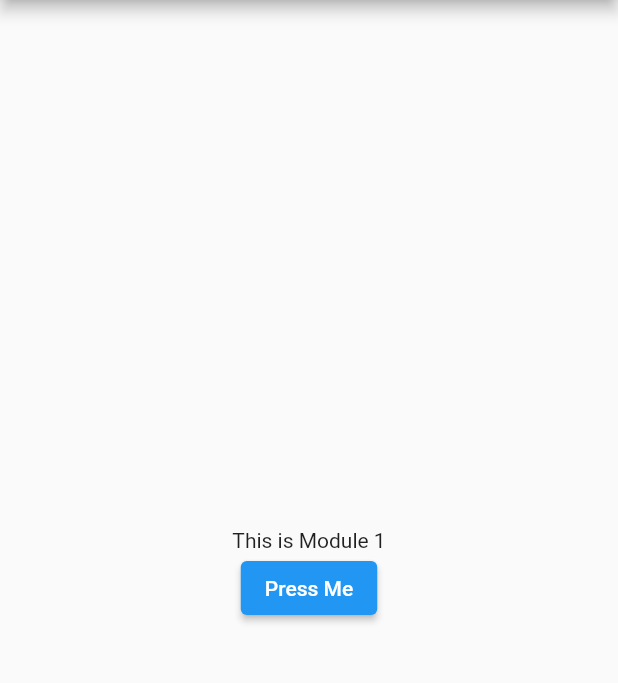
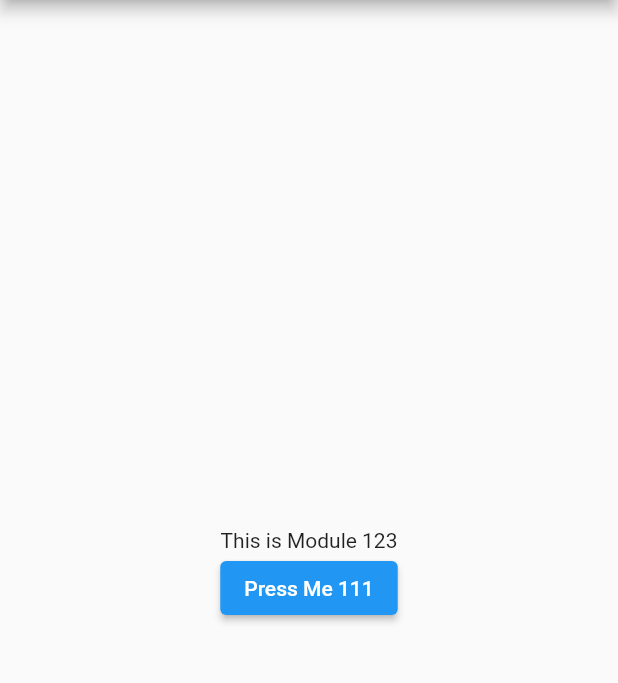
Before and after one commit to avoram/VII_module_1, a Flutter app: the screen it shows after launch, on a phone screen of 412 x 824 dp, the part 84-767 px from its top. Run offline on Flutter 3.47's test engine with Material 2 defaults, Android fonts, the phone set to English and light mode, and no system bars.

Commit message:
refactor(main): Updated module text for verification of module loading

```diff
--- a/lib/main.dart
+++ b/lib/main.dart
@@ -16,14 +16,14 @@ class MyModule extends StatelessWidget {
           child: Column(
             mainAxisAlignment: MainAxisAlignment.center,
             children: [
-              const Text('This is Module 1'),
+              const Text('This is Module 123'),
               ElevatedButton(
                 onPressed: () {
                   // You can put your action here
                   // ignore: avoid_print
-                  print('Button Pressed');
+                  print('Button Pressed 777');
                 },
-                child: const Text('Press Me'),
+                child: const Text('Press Me 111'),
               ),
             ],
           ),
```
